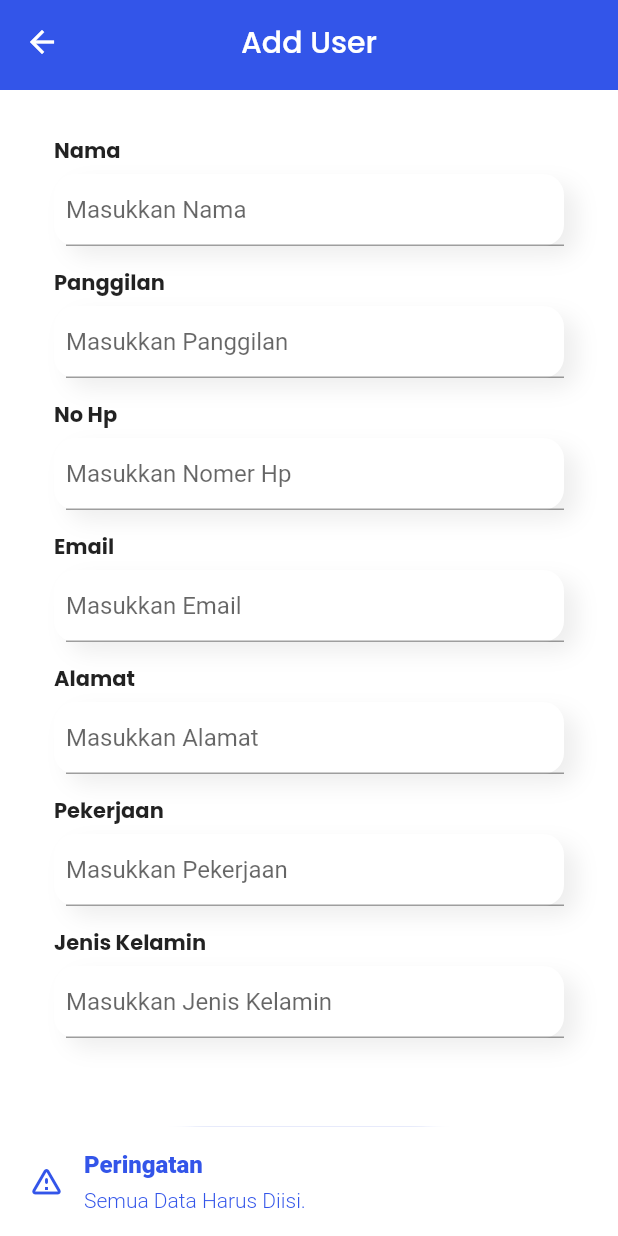
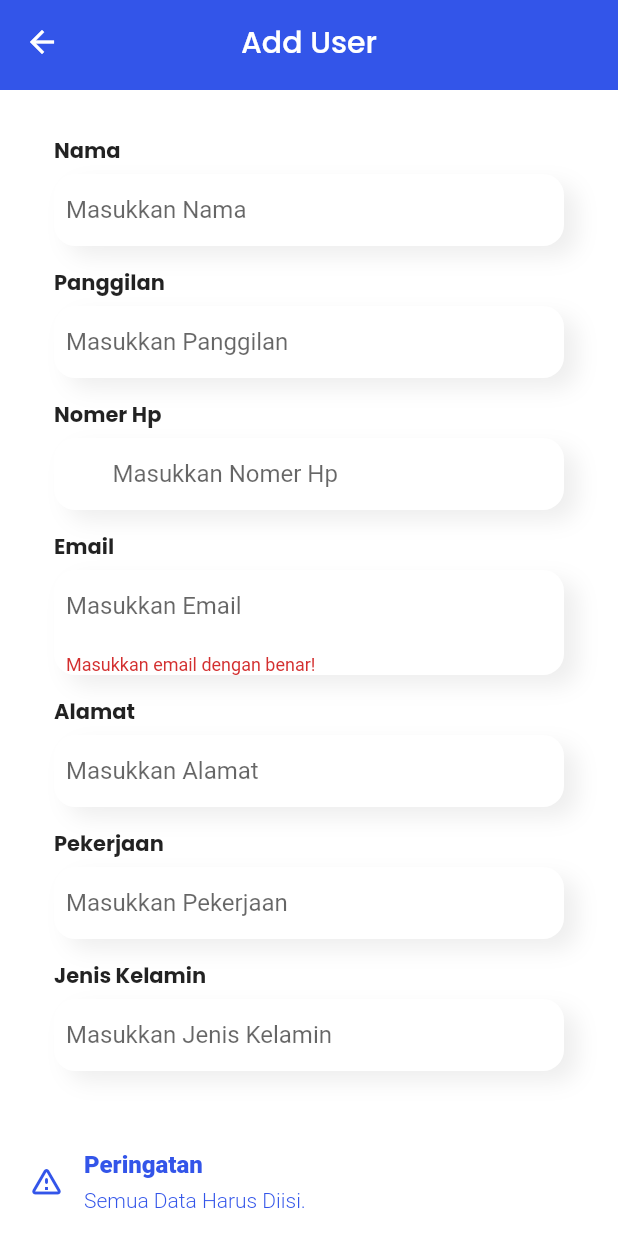
Before and after one commit to WekaF/Knowledge-Test-Widya-Matador--test, a Flutter app: the AddEditPage screen opened directly, after a tap on "Submit", on a phone screen of 412 x 824 dp. Run offline on Flutter 3.47's test engine with Material 2 defaults, Android fonts, the phone set to English and light mode, and no system bars; our stand-ins replace email_validator, get, google_fonts, sqflite; accounts and stored records are empty.

Commit message:
Update App v2

```diff
--- a/lib/core/modules/pages/addeditpage.dart
+++ b/lib/core/modules/pages/addeditpage.dart
@@ -1,9 +1,13 @@
+import 'package:email_validator/email_validator.dart';
 import 'package:flutter/material.dart';
+import 'package:flutter/services.dart';
 import 'package:get/get.dart';
 import 'package:google_fonts/google_fonts.dart';
 import 'package:matador_apptest/core/modules/controller/userC.dart';
 import 'package:matador_apptest/core/modules/pages/widgets/customappbar.dart';
 import 'package:matador_apptest/core/modules/pages/widgets/customform.dart';
+import 'package:matador_apptest/core/modules/pages/widgets/customformNumber.dart';
+import 'package:matador_apptest/core/modules/pages/widgets/customformemail.dart';
 import 'package:matador_apptest/core/utils/const.dart';
 
 class AddEditPage extends StatefulWidget {
@@ -40,13 +44,22 @@ class _AddEditPageState extends State<AddEditPage> {
                   hint: 'Masukkan Panggilan',
                   title: 'Panggilan',
                 ),
-                custform(
+
+                custformNohp(
+                  title: 'Nomer Hp',
+                  hint: 'Masukkan Nomer Hp',
                   controller: controller.nohpc,
                   focusNode: controller.nohpf,
-                  hint: 'Masukkan Nomer Hp',
-                  title: 'No Hp',
+                  inputType: TextInputType.number,
                 ),
-                custform(
+
+                // custform(
+                //   controller: controller.emailc,
+                //   focusNode: controller.emailf,
+                //   hint: 'Masukkan Email',
+                //   title: 'Email',
+                // ),
+                custformemail(
                   controller: controller.emailc,
                   focusNode: controller.emailf,
                   hint: 'Masukkan Email',
@@ -104,22 +117,9 @@ class _AddEditPageState extends State<AddEditPage> {
   }
 
   void validateData() {
-    if (controller.namalengkapc.text.isNotEmpty &&
-        controller.panggilanc.text.isNotEmpty &&
-        controller.nohpc.text.isNotEmpty &&
-        controller.alamatc.text.isNotEmpty &&
-        controller.emailc.text.isNotEmpty &&
-        controller.pekerjaanc.text.isNotEmpty &&
-        controller.jeniskelaminc.text.isNotEmpty) {
+    if (controller.formKey.currentState!.validate()) {
       controller.editMode();
-      Get.back();
-    } else if (controller.namalengkapc.text.isEmpty ||
-        controller.panggilanc.text.isEmpty ||
-        controller.nohpc.text.isEmpty ||
-        controller.emailc.text.isEmpty ||
-        controller.alamatc.text.isEmpty ||
-        controller.pekerjaanc.text.isEmpty ||
-        controller.jeniskelaminc.text.isEmpty) {
+    } else {
       Get.snackbar(
         "Peringatan",
         "Semua Data Harus Diisi.",
--- a/lib/core/modules/pages/widgets/customappbar.dart
+++ b/lib/core/modules/pages/widgets/customappbar.dart
@@ -4,8 +4,8 @@ import 'package:google_fonts/google_fonts.dart';
 
 class custappbar extends StatelessWidget implements PreferredSizeWidget{
   final String title;
-
-  custappbar(this.title);
+  // final Color? color;
+  custappbar(this.title, );
   @override
   Widget build(BuildContext context) {
     return AppBar(
--- a/lib/core/modules/pages/widgets/customform.dart
+++ b/lib/core/modules/pages/widgets/customform.dart
@@ -6,15 +6,19 @@ import 'package:matador_apptest/core/utils/const.dart';
 class custform extends StatelessWidget {
   const custform({
     Key? key,
+    this.validator,
     required this.controller,
     required this.focusNode,
-    this.hint, this.title,
+    this.hint, this.title, this.autovalide, this.inputType,
   }) : super(key: key);
 
   final TextEditingController controller;
   final FocusNode focusNode;
   final String? hint;
   final String? title;
+  final FormFieldValidator? validator;
+  final AutovalidateMode? autovalide;
+  final TextInputType? inputType;
 
   @override
   Widget build(BuildContext context) {
@@ -48,9 +52,12 @@ class custform extends StatelessWidget {
               borderRadius: BorderRadius.circular(14),
             ),
             child: TextFormField(
+            keyboardType: inputType,
+              autovalidateMode: autovalide,
+              validator: validator,
               decoration: InputDecoration(
                 border: UnderlineInputBorder(
-
+                  borderSide: BorderSide.none,
                 ),
                   // labelText: 'nama',
                   hintText: hint),
--- /dev/null
+++ b/lib/core/modules/pages/widgets/customformNumber.dart
@@ -0,0 +1,81 @@
+import 'package:flutter/material.dart';
+import 'package:flutter/services.dart';
+import 'package:google_fonts/google_fonts.dart';
+import 'package:matador_apptest/core/utils/const.dart';
+
+// ignore: camel_case_types
+class custformNohp extends StatelessWidget {
+  const custformNohp({
+    Key? key,
+    this.validator,
+    required this.controller,
+    required this.focusNode,
+    this.hint,
+    this.title,
+    this.autovalide,
+    this.inputType,
+    this.inputFormatter,
+  }) : super(key: key);
+
+  final TextEditingController controller;
+  final FocusNode focusNode;
+  final String? hint;
+  final String? title;
+  final FormFieldValidator? validator;
+  final AutovalidateMode? autovalide;
+  final TextInputType? inputType;
+  final TextInputFormatter? inputFormatter;
+
+  @override
+  Widget build(BuildContext context) {
+    return Container(
+      margin: const EdgeInsets.only(top: 14),
+      padding: const EdgeInsets.only(left: 20, right: 20),
+      child: Column(
+        crossAxisAlignment: CrossAxisAlignment.start,
+        children: [
+          Text(
+            title!,
+            style:
+                GoogleFonts.poppins(fontSize: 14, fontWeight: FontWeight.bold),
+          ),
+          const SizedBox(
+            height: 5,
+          ),
+          Container(
+            padding: const EdgeInsets.only(left: 8),
+            decoration: BoxDecoration(
+              color: cWhite,
+              boxShadow: [
+                BoxShadow(
+                  color: Colors.grey.shade200,
+                  blurRadius: 12,
+                  offset: const Offset(9, 7),
+                ),
+              ],
+              borderRadius: BorderRadius.circular(14),
+            ),
+            child: TextFormField(
+              inputFormatters: [
+                FilteringTextInputFormatter.digitsOnly,
+              ],
+              keyboardType: const TextInputType.numberWithOptions(decimal: true),
+              autovalidateMode: autovalide,
+              validator: validator,
+              decoration: InputDecoration(
+                  prefixText: '+62 ',
+                  border: const UnderlineInputBorder(
+                    borderSide: BorderSide.none,
+                  ),
+                  // labelText: 'nama',
+                  hintText: hint),
+              controller: controller,
+              focusNode: focusNode,
+              textInputAction: TextInputAction.next,
+            ),
+          ),
+        ],
+      ),
+    );
+  }
+}
--- /dev/null
+++ b/lib/core/modules/pages/widgets/customformemail.dart
@@ -0,0 +1,78 @@
+import 'package:flutter/material.dart';
+import 'package:google_fonts/google_fonts.dart';
+import 'package:matador_apptest/core/utils/const.dart';
+
+class custformemail extends StatelessWidget {
+
+  const custformemail({
+    Key? key,
+    required this.controller,
+    required this.focusNode, this.hint, this.title,
+  }) : super(key: key);
+
+  final TextEditingController controller;
+  final FocusNode focusNode;
+  final String? hint;
+  final String? title;
+
+ String? validateEmail(String? value) {
+      if (value != null) {
+        if (value.length > 5 && value.contains('@') && value.endsWith('.com')) {
+          return null;
+        }
+     return 'Masukkan email dengan benar!';
+    }
+
+ }
+
+  @override
+  Widget build(BuildContext context) {
+    return Container(
+      margin: EdgeInsets.only(top: 14),
+      padding: EdgeInsets.only(left: 20, right: 20),
+      child: Column(
+        crossAxisAlignment: CrossAxisAlignment.start,
+        children: [
+          Text(
+           title!,
+            style:
+                GoogleFonts.poppins(fontSize: 14, fontWeight: FontWeight.bold),
+          ),
+          const SizedBox(
+            height: 5,
+          ),
+          Container(
+            padding: const EdgeInsets.only(left: 8),
+
+            decoration: BoxDecoration(
+              color: cWhite,
+              boxShadow: [
+                 BoxShadow(
+            color: Colors.grey.shade200,
+            blurRadius: 12,
+            offset: Offset(9, 7),
+          ),
+              ],
+
+              borderRadius: BorderRadius.circular(14),
+            ),
+            child: TextFormField(
+            keyboardType: TextInputType.emailAddress,
+              validator: validateEmail,
+              decoration: InputDecoration(
+                border: UnderlineInputBorder(
+                  borderSide: BorderSide.none,
+                ),
+                  // labelText: 'nama',
+                  hintText: hint),
+              controller: controller,
+              focusNode: focusNode,
+              textInputAction: TextInputAction.next,
+
+            ),
+          ),
+        ],
+      ),
+    );
+  }
+}
--- a/pubspec.yaml
+++ b/pubspec.yaml
@@ -28,6 +28,7 @@ environment:
 # versions available, run `flutter pub outdated`.
 dependencies:
   cupertino_icons: ^1.0.2
+  email_validator: ^2.0.1
   flutter:
     sdk: flutter
   flutter_staggered_animations: ^1.0.0
```
Also changed, not shown: lib/core/modules/controller/userC.dart (+3 -5 lines), lib/core/modules/pages/detailpage.dart (+86 -93 lines), pubspec.lock, 1 other file.
